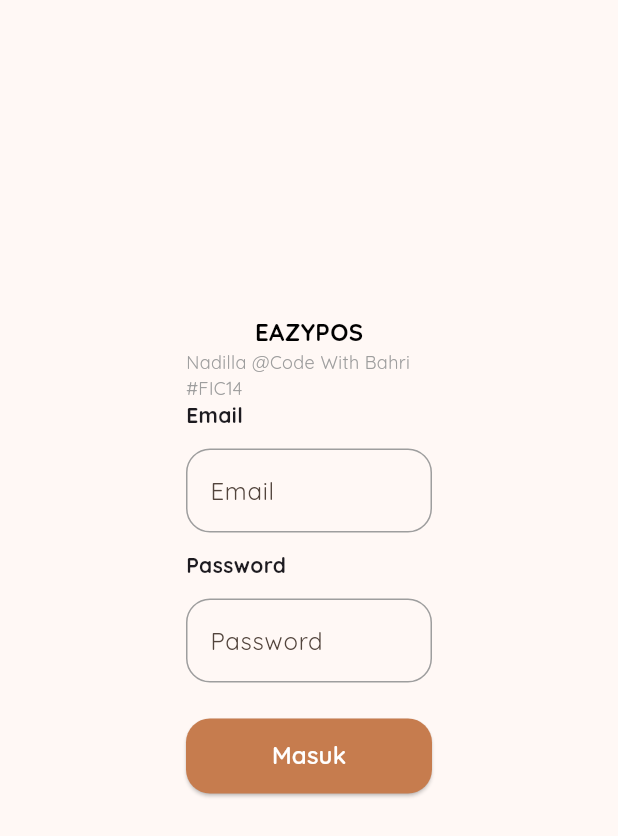
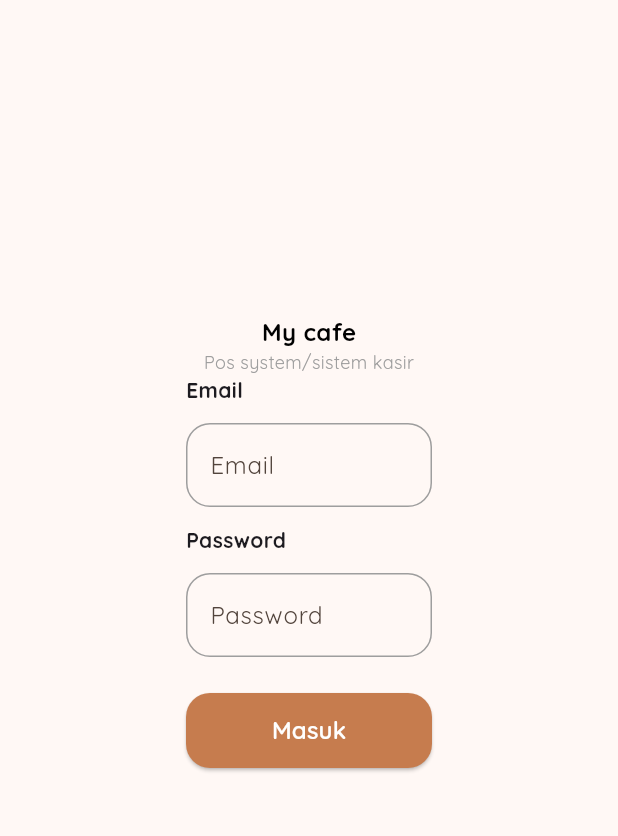
Before and after one commit to IlhamGhaza/flutter_cafe_FE, a Flutter app: the screen it shows after launch, on a phone screen of 412 x 824 dp. Shown: the top 836 px of the screen. Run offline on Flutter 3.47's test engine with Material 3 defaults, Android fonts, the phone set to English and light mode, and no system bars; our stand-ins replace bloc, dartz, flutter_bloc, flutter_svg, freezed_annotation, google_fonts and 4 more; missing offline and left inert: esc_pos_utils_plus, print_bluetooth_thermal; accounts and stored records are empty.

```diff
--- a/lib/presentations/auth/bloc/login_page.dart
+++ b/lib/presentations/auth/bloc/login_page.dart
@@ -34,7 +34,7 @@ class _LoginPageState extends State<LoginPage> {
           // const SpaceHeight(24.0),
           const Center(
             child: Text(
-              'EAZYPOS',
+              'My cafe',
               style: TextStyle(
                 fontSize: 16,
                 fontWeight: FontWeight.w700,
@@ -45,7 +45,7 @@ class _LoginPageState extends State<LoginPage> {
           //  const SpaceHeight(8.0),
           const Center(
             child: Text(
-              'Nadilla @Code With Bahri #FIC14',
+              'Pos system/sistem kasir',
               style: TextStyle(
                 fontSize: 12,
                 fontWeight: FontWeight.w400,
--- a/lib/presentations/home/widgets/home_title.dart
+++ b/lib/presentations/home/widgets/home_title.dart
@@ -23,7 +23,7 @@ class HomeTitle extends StatelessWidget {
           crossAxisAlignment: CrossAxisAlignment.start,
           children: [
             const Text(
-              'EAZYPOS',
+              'My cafe',
               style: TextStyle(
                 color: AppColors.charchoal,
                 fontSize: 22,
```
Also changed, not shown: 1 other file.
